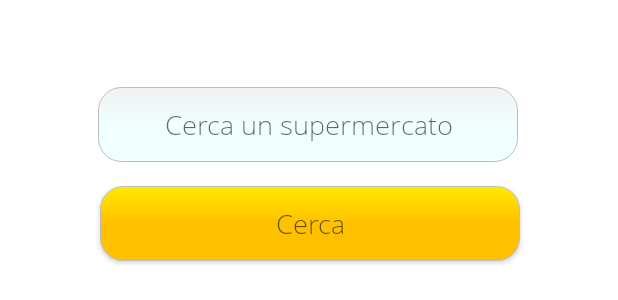
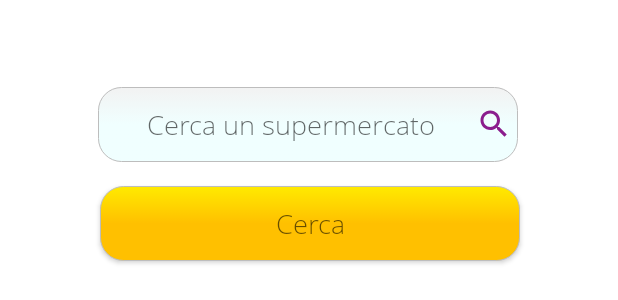
Before and after one commit to antosams3/SpeedyMarkt, an Android app: the layout ricerca_supermercati.xml on its own in the app's theme, with its tools: preview values and no code run, on a phone screen of 412 x 824 dp. Shown: the part 334-634 px from the top of the screen. Run offline under Robolectric (Android 15) with nearby library versions, the phone set to English and light mode, and no system bars; Roboto replaces fonts that are not available here.

Commit message:
Nuova versione

```diff
--- /dev/null
+++ b/app/src/main/res/drawable/ic_baseline_search_24.xml
@@ -0,0 +1,5 @@
+<vector android:height="24dp" android:tint="#8B1D8D"
+    android:viewportHeight="24" android:viewportWidth="24"
+    android:width="24dp" xmlns:android="http://schemas.android.com/apk/res/android">
+    <path android:fillColor="@android:color/white" android:pathData="M15.5,14h-0.79l-0.28,-0.27C15.41,12.59 16,11.11 16,9.5 16,5.91 13.09,3 9.5,3S3,5.91 3,9.5 5.91,16 9.5,16c1.61,0 3.09,-0.59 4.23,-1.57l0.27,0.28v0.79l5,4.99L20.49,19l-4.99,-5zM9.5,14C7.01,14 5,11.99 5,9.5S7.01,5 9.5,5 14,7.01 14,9.5 11.99,14 9.5,14z"/>
+</vector>
--- a/app/src/main/res/layout/ricerca_supermercati.xml
+++ b/app/src/main/res/layout/ricerca_supermercati.xml
@@ -29,10 +29,11 @@
         app:layout_constraintVertical_bias="0.439" />
 
     <EditText
-        android:id="@+id/cerca"
+        android:id="@+id/search_bar"
         android:layout_width="280dp"
         android:layout_height="50dp"
         android:background="@drawable/rounded_edittextdata"
+        android:drawableRight="@drawable/ic_baseline_search_24"
         android:ems="10"
         android:fontFamily="@font/open_sans_light"
         android:gravity="center"
@@ -43,8 +44,7 @@
         app:layout_constraintHorizontal_bias="0.495"
         app:layout_constraintStart_toStartOf="parent"
         app:layout_constraintTop_toTopOf="parent"
-        app:layout_constraintVertical_bias="0.363" />
-
+        app:layout_constraintVertical_bias="0.363"/>
     <TextView
         android:id="@+id/textView15"
         android:layout_width="wrap_content"
```
Also changed, not shown: app/src/main/java/it/appaccademy/speedymarkt/MainActivity.java (+1 -12 lines), app/src/main/java/it/appaccademy/speedymarkt/Ricerca_supermercati.java (+1 -35 lines).
